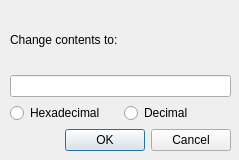
Before: the Qt Designer form QtSpim/changevalue.ui in billsix/spim, drawn with Qt 5.
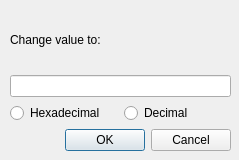
After: the same form once the commit is applied.

Commit message: Fix to bug 60 did not wok on Windows.

The edit to the form file:
```diff
--- a/QtSpim/changevalue.ui
+++ b/QtSpim/changevalue.ui
@@ -26,7 +26,7 @@
     <item>
      <widget class="QLabel" name="label">
       <property name="text">
-       <string>Change contents to:</string>
+       <string>Change value to:</string>
       </property>
      </widget>
     </item>
```
The commit also changes 4 other files.
